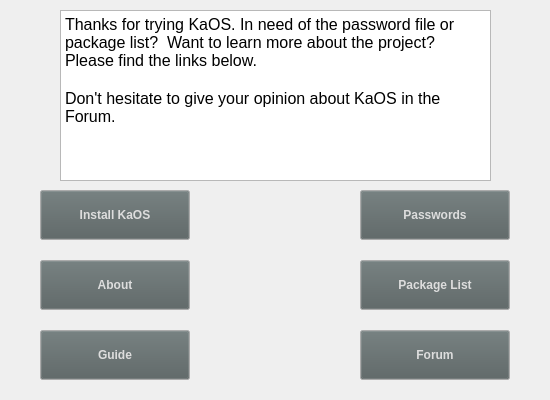
Old version of the form mainwindow.ui in the repository KaOSx/welcome.
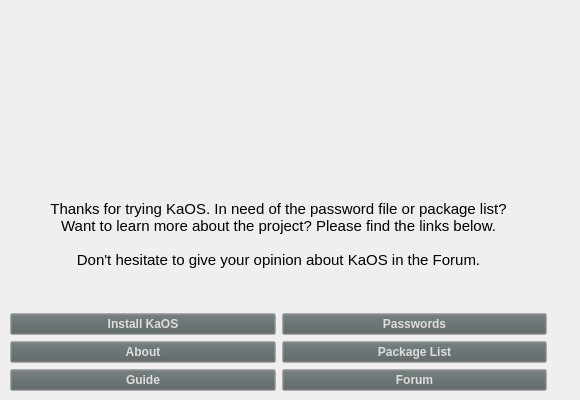
New version of the form. Icons and pictures are not drawn.

Commit message: set proper grid layout

What changed in the file:
```diff
--- a/mainwindow.ui
+++ b/mainwindow.ui
@@ -6,7 +6,7 @@
    <rect>
     <x>0</x>
     <y>0</y>
-    <width>550</width>
+    <width>580</width>
     <height>400</height>
    </rect>
   </property>
@@ -20,15 +20,18 @@
   <property name="styleSheet">
    <string notr="true">image: url(:/images/logo.png);</string>
   </property>
-  <widget class="QPushButton" name="pushButton_install">
+  <widget class="QWidget" name="">
    <property name="geometry">
     <rect>
-     <x>40</x>
-     <y>190</y>
-     <width>150</width>
-     <height>50</height>
+     <x>10</x>
+     <y>10</y>
+     <width>537</width>
+     <height>381</height>
     </rect>
    </property>
+   <layout class="QGridLayout" name="gridLayout">
+    <item row="4" column="1">
+     <widget class="QPushButton" name="pushButton_forum">
    <property name="palette">
     <palette>
      <active>
@@ -100,7 +103,7 @@
     </font>
    </property>
    <property name="text">
-    <string>Install KaOS</string>
+       <string>Forum</string>
    </property>
    <property name="icon">
     <iconset resource="resources.qrc">
@@ -112,205 +115,10 @@
      <height>32</height>
     </size>
    </property>
-   <property name="flat">
-    <bool>false</bool>
-   </property>
-  </widget>
-  <widget class="QPushButton" name="pushButton_passw">
-   <property name="geometry">
-    <rect>
-     <x>360</x>
-     <y>190</y>
-     <width>150</width>
-     <height>50</height>
-    </rect>
-   </property>
-   <property name="palette">
-    <palette>
-     <active>
-      <colorrole role="Button">
-       <brush brushstyle="SolidPattern">
-        <color alpha="255">
-         <red>86</red>
-         <green>96</green>
-         <blue>96</blue>
-        </color>
-       </brush>
-      </colorrole>
-      <colorrole role="ButtonText">
-       <brush brushstyle="SolidPattern">
-        <color alpha="255">
-         <red>223</red>
-         <green>223</green>
-         <blue>223</blue>
-        </color>
-       </brush>
-      </colorrole>
-     </active>
-     <inactive>
-      <colorrole role="Button">
-       <brush brushstyle="SolidPattern">
-        <color alpha="255">
-         <red>86</red>
-         <green>96</green>
-         <blue>96</blue>
-        </color>
-       </brush>
-      </colorrole>
-      <colorrole role="ButtonText">
-       <brush brushstyle="SolidPattern">
-        <color alpha="255">
-         <red>221</red>
-         <green>221</green>
-         <blue>221</blue>
-        </color>
-       </brush>
-      </colorrole>
-     </inactive>
-     <disabled>
-      <colorrole role="Button">
-       <brush brushstyle="SolidPattern">
-        <color alpha="255">
-         <red>86</red>
-         <green>96</green>
-         <blue>96</blue>
-        </color>
-       </brush>
-      </colorrole>
-      <colorrole role="ButtonText">
-       <brush brushstyle="SolidPattern">
-        <color alpha="255">
-         <red>147</red>
-         <green>146</green>
-         <blue>146</blue>
-        </color>
-       </brush>
-      </colorrole>
-     </disabled>
-    </palette>
-   </property>
-   <property name="font">
-    <font>
-     <weight>75</weight>
-     <bold>true</bold>
-    </font>
-   </property>
-   <property name="text">
-    <string>Passwords</string>
-   </property>
-   <property name="icon">
-    <iconset resource="resources.qrc">
-     <normaloff>:/images/release.svg</normaloff>:/images/release.svg</iconset>
-   </property>
-   <property name="iconSize">
-    <size>
-     <width>32</width>
-     <height>32</height>
-    </size>
-   </property>
-  </widget>
-  <widget class="QPushButton" name="pushButton_about">
-   <property name="geometry">
-    <rect>
-     <x>40</x>
-     <y>260</y>
-     <width>150</width>
-     <height>50</height>
-    </rect>
-   </property>
-   <property name="palette">
-    <palette>
-     <active>
-      <colorrole role="Button">
-       <brush brushstyle="SolidPattern">
-        <color alpha="255">
-         <red>86</red>
-         <green>96</green>
-         <blue>96</blue>
-        </color>
-       </brush>
-      </colorrole>
-      <colorrole role="ButtonText">
-       <brush brushstyle="SolidPattern">
-        <color alpha="255">
-         <red>223</red>
-         <green>223</green>
-         <blue>223</blue>
-        </color>
-       </brush>
-      </colorrole>
-     </active>
-     <inactive>
-      <colorrole role="Button">
-       <brush brushstyle="SolidPattern">
-        <color alpha="255">
-         <red>86</red>
-         <green>96</green>
-         <blue>96</blue>
-        </color>
-       </brush>
-      </colorrole>
-      <colorrole role="ButtonText">
-       <brush brushstyle="SolidPattern">
-        <color alpha="255">
-         <red>221</red>
-         <green>221</green>
-         <blue>221</blue>
-        </color>
-       </brush>
-      </colorrole>
-     </inactive>
-     <disabled>
-      <colorrole role="Button">
-       <brush brushstyle="SolidPattern">
-        <color alpha="255">
-         <red>86</red>
-         <green>96</green>
-         <blue>96</blue>
-        </color>
-       </brush>
-      </colorrole>
-      <colorrole role="ButtonText">
-       <brush brushstyle="SolidPattern">
-        <color alpha="255">
-         <red>147</red>
-         <green>146</green>
-         <blue>146</blue>
-        </color>
-       </brush>
-      </colorrole>
-     </disabled>
-    </palette>
-   </property>
-   <property name="font">
-    <font>
-     <weight>75</weight>
-     <bold>true</bold>
-    </font>
-   </property>
-   <property name="text">
-    <string>About</string>
-   </property>
-   <property name="icon">
-    <iconset resource="resources.qrc">
-     <normaloff>:/images/information.svgz</normaloff>:/images/information.svgz</iconset>
-   </property>
-   <property name="iconSize">
-    <size>
-     <width>32</width>
-     <height>32</height>
-    </size>
-   </property>
-  </widget>
+     </widget>
+    </item>
+    <item row="4" column="0">
   <widget class="QPushButton" name="pushButton_guide">
-   <property name="geometry">
-    <rect>
-     <x>40</x>
-     <y>330</y>
-     <width>150</width>
-     <height>50</height>
-    </rect>
-   </property>
    <property name="palette">
     <palette>
      <active>
@@ -395,15 +203,124 @@
     </size>
    </property>
   </widget>
+    </item>
+    <item row="1" column="0" colspan="2">
+     <widget class="QLabel" name="label">
+      <property name="maximumSize">
+       <size>
+        <width>16777215</width>
+        <height>16777215</height>
+       </size>
+      </property>
+      <property name="lineWidth">
+       <number>1</number>
+      </property>
+      <property name="text">
+       <string>&lt;html&gt;&lt;head/&gt;&lt;body&gt;&lt;p align=&quot;center&quot;&gt;&lt;span style=&quot; font-family:'Sans Serif'; font-size:11pt;&quot;&gt;Thanks for trying KaOS. In need of the password file or package list? &lt;br/&gt; Want to learn more about the project? Please find the links below.&lt;br/&gt;&lt;br/&gt; Don't hesitate to give your opinion about KaOS in the Forum.&lt;/span&gt;&lt;/p&gt;&lt;/body&gt;&lt;/html&gt;</string>
+      </property>
+      <property name="alignment">
+       <set>Qt::AlignJustify|Qt::AlignVCenter</set>
+      </property>
+      <property name="wordWrap">
+       <bool>false</bool>
+      </property>
+      <property name="margin">
+       <number>10</number>
+      </property>
+      <property name="indent">
+       <number>-1</number>
+      </property>
+     </widget>
+    </item>
+    <item row="3" column="0">
+     <widget class="QPushButton" name="pushButton_about">
+      <property name="palette">
+       <palette>
+        <active>
+         <colorrole role="Button">
+          <brush brushstyle="SolidPattern">
+           <color alpha="255">
+            <red>86</red>
+            <green>96</green>
+            <blue>96</blue>
+           </color>
+          </brush>
+         </colorrole>
+         <colorrole role="ButtonText">
+          <brush brushstyle="SolidPattern">
+           <color alpha="255">
+            <red>223</red>
+            <green>223</green>
+            <blue>223</blue>
+           </color>
+          </brush>
+         </colorrole>
+        </active>
+        <inactive>
+         <colorrole role="Button">
+          <brush brushstyle="SolidPattern">
+           <color alpha="255">
+            <red>86</red>
+            <green>96</green>
+            <blue>96</blue>
+           </color>
+          </brush>
+         </colorrole>
+         <colorrole role="ButtonText">
+          <brush brushstyle="SolidPattern">
+           <color alpha="255">
+            <red>221</red>
+            <green>221</green>
+            <blue>221</blue>
+           </color>
+          </brush>
+         </colorrole>
+        </inactive>
+        <disabled>
+         <colorrole role="Button">
+          <brush brushstyle="SolidPattern">
+           <color alpha="255">
+            <red>86</red>
+            <green>96</green>
+            <blue>96</blue>
+           </color>
+          </brush>
+         </colorrole>
+         <colorrole role="ButtonText">
+          <brush brushstyle="SolidPattern">
+           <color alpha="255">
+            <red>147</red>
+            <green>146</green>
+            <blue>146</blue>
+           </color>
+          </brush>
+         </colorrole>
+        </disabled>
+       </palette>
+      </property>
+      <property name="font">
+       <font>
+        <weight>75</weight>
+        <bold>true</bold>
+       </font>
+      </property>
+      <property name="text">
+       <string>About</string>
+      </property>
+      <property name="icon">
+       <iconset resource="resources.qrc">
+        <normaloff>:/images/information.svgz</normaloff>:/images/information.svgz</iconset>
+      </property>
+      <property name="iconSize">
+       <size>
+        <width>32</width>
+        <height>32</height>
+       </size>
+      </property>
+     </widget>
+    </item>
+    <item row="3" column="1">
   <widget class="QPushButton" name="pushButton_package">
-   <property name="geometry">
-    <rect>
-     <x>360</x>
-     <y>260</y>
-     <width>150</width>
-     <height>50</height>
-    </rect>
-   </property>
    <property name="palette">
     <palette>
      <active>
@@ -488,15 +405,96 @@
     </size>
    </property>
   </widget>
-  <widget class="QPushButton" name="pushButton_forum">
-   <property name="geometry">
-    <rect>
-     <x>360</x>
-     <y>330</y>
-     <width>150</width>
-     <height>50</height>
-    </rect>
-   </property>
+    </item>
+    <item row="2" column="1">
+     <widget class="QPushButton" name="pushButton_passw">
+      <property name="palette">
+       <palette>
+        <active>
+         <colorrole role="Button">
+          <brush brushstyle="SolidPattern">
+           <color alpha="255">
+            <red>86</red>
+            <green>96</green>
+            <blue>96</blue>
+           </color>
+          </brush>
+         </colorrole>
+         <colorrole role="ButtonText">
+          <brush brushstyle="SolidPattern">
+           <color alpha="255">
+            <red>223</red>
+            <green>223</green>
+            <blue>223</blue>
+           </color>
+          </brush>
+         </colorrole>
+        </active>
+        <inactive>
+         <colorrole role="Button">
+          <brush brushstyle="SolidPattern">
+           <color alpha="255">
+            <red>86</red>
+            <green>96</green>
+            <blue>96</blue>
+           </color>
+          </brush>
+         </colorrole>
+         <colorrole role="ButtonText">
+          <brush brushstyle="SolidPattern">
+           <color alpha="255">
+            <red>221</red>
+            <green>221</green>
+            <blue>221</blue>
+           </color>
+          </brush>
+         </colorrole>
+        </inactive>
+        <disabled>
+         <colorrole role="Button">
+          <brush brushstyle="SolidPattern">
+           <color alpha="255">
+            <red>86</red>
+            <green>96</green>
+            <blue>96</blue>
+           </color>
+          </brush>
+         </colorrole>
+         <colorrole role="ButtonText">
+          <brush brushstyle="SolidPattern">
+           <color alpha="255">
+            <red>147</red>
+            <green>146</green>
+            <blue>146</blue>
+           </color>
+          </brush>
+         </colorrole>
+        </disabled>
+       </palette>
+      </property>
+      <property name="font">
+       <font>
+        <weight>75</weight>
+        <bold>true</bold>
+       </font>
+      </property>
+      <property name="text">
+       <string>Passwords</string>
+      </property>
+      <property name="icon">
+       <iconset resource="resources.qrc">
+        <normaloff>:/images/release.svg</normaloff>:/images/release.svg</iconset>
+      </property>
+      <property name="iconSize">
+       <size>
+        <width>32</width>
+        <height>32</height>
+       </size>
+      </property>
+     </widget>
+    </item>
+    <item row="2" column="0">
+     <widget class="QPushButton" name="pushButton_install">
    <property name="palette">
     <palette>
      <active>
@@ -568,7 +566,7 @@
     </font>
    </property>
    <property name="text">
-    <string>Forum</string>
+       <string>Install KaOS</string>
    </property>
    <property name="icon">
     <iconset resource="resources.qrc">
@@ -580,28 +578,28 @@
      <height>32</height>
     </size>
    </property>
-  </widget>
-  <widget class="QTextBrowser" name="textBrowser">
-   <property name="geometry">
-    <rect>
-     <x>60</x>
-     <y>10</y>
-     <width>431</width>
-     <height>171</height>
-    </rect>
+      <property name="flat">
+       <bool>false</bool>
+      </property>
+     </widget>
+    </item>
+    <item row="0" column="0" colspan="2">
+     <widget class="QLabel" name="label_2">
+      <property name="maximumSize">
+       <size>
+        <width>16777215</width>
+        <height>150</height>
+       </size>
    </property>
    <property name="styleSheet">
-    <string notr="true">image: url(:/images/kaos.svgz);</string>
-   </property>
-   <property name="html">
-    <string>&lt;!DOCTYPE HTML PUBLIC &quot;-//W3C//DTD HTML 4.0//EN&quot; &quot;http://www.w3.org/TR/REC-html40/strict.dtd&quot;&gt;
-&lt;html&gt;&lt;head&gt;&lt;meta name=&quot;qrichtext&quot; content=&quot;1&quot; /&gt;&lt;style type=&quot;text/css&quot;&gt;
-p, li { white-space: pre-wrap; }
-&lt;/style&gt;&lt;/head&gt;&lt;body style=&quot; font-family:'Noto Sans'; font-size:11pt; font-weight:400; font-style:normal;&quot;&gt;
-&lt;p style=&quot; margin-top:0px; margin-bottom:0px; margin-left:0px; margin-right:0px; -qt-block-indent:0; text-indent:0px;&quot;&gt;&lt;span style=&quot; font-family:'Sans Serif'; font-size:12pt;&quot;&gt;Thanks for trying KaOS. In need of the password file or package list?  Want to learn more about the project?  Please find the links below.&lt;/span&gt;&lt;/p&gt;
-&lt;p style=&quot;-qt-paragraph-type:empty; margin-top:0px; margin-bottom:0px; margin-left:0px; margin-right:0px; -qt-block-indent:0; text-indent:0px; font-family:'Sans Serif'; font-size:12pt;&quot;&gt;&lt;br /&gt;&lt;/p&gt;
-&lt;p style=&quot; margin-top:0px; margin-bottom:0px; margin-left:0px; margin-right:0px; -qt-block-indent:0; text-indent:0px;&quot;&gt;&lt;span style=&quot; font-family:'Sans Serif'; font-size:12pt;&quot;&gt;Don't hesitate to give your opinion about KaOS in the Forum.&lt;/span&gt;&lt;/p&gt;&lt;/body&gt;&lt;/html&gt;</string>
-   </property>
+       <string notr="true">image: url(:/images/logo.png);</string>
+      </property>
+      <property name="text">
+       <string/>
+      </property>
+     </widget>
+    </item>
+   </layout>
   </widget>
  </widget>
  <resources>
```
Left out of the diff: 6 changed lines with no effect on the pictures. Lines whose indentation alone changed are shown as unchanged.
